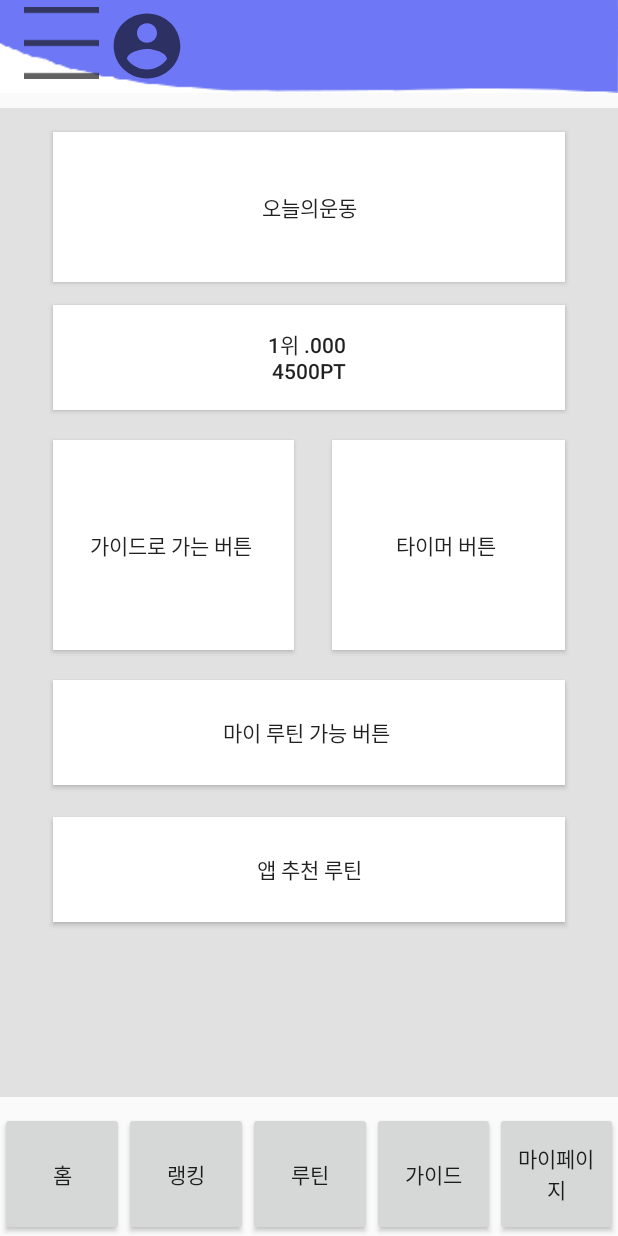
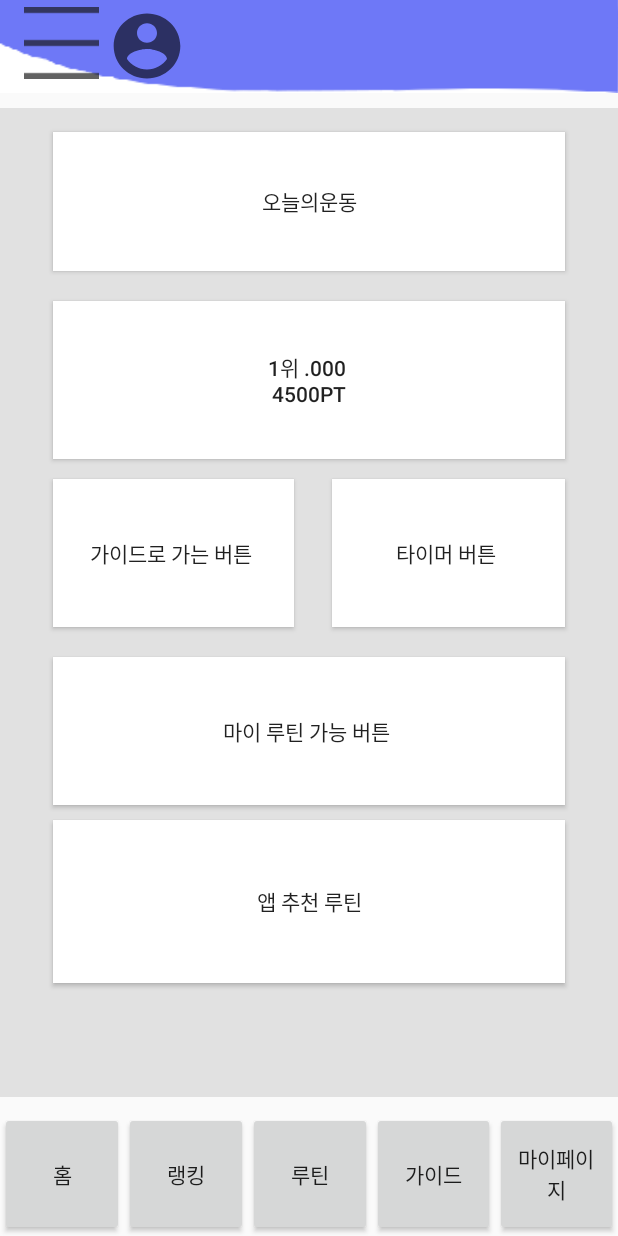
Before and after one commit to jhlsuper/smu_HomeTraining, an Android app: the HomeFragment screen opened directly, with no data from a screen before it, on a phone screen of 412 x 824 dp. Run offline under Robolectric (Android 15) with nearby library versions, the phone set to English and light mode, and no system bars; our stand-ins replace Volley; libraries missing offline, so code that uses them is left out: com.google.mlkit.common; network calls fail.

Commit message:
메인 화면 화면 비율대로 버튼 크기 바뀜 적용

```diff
--- a/app/src/main/java/com/example/mlkit_pose/JSP.kt
+++ b/app/src/main/java/com/example/mlkit_pose/JSP.kt
@@ -10,7 +10,7 @@ import kotlinx.android.synthetic.main.fragment_login.*
 
 class JSP {
     companion object {
-        private val Jsp_Url = ""  //git pull 받으면 이거 고쳐서 쓸것!
+        private val Jsp_Url = "http://13.125.243.95:8080/\n"  //git pull 받으면 이거 고쳐서 쓸것!
 
         fun getLoginURL(inputId:String, inputPw:String):String{
             val url = Jsp_Url+"Login.jsp?userId=${inputId}&userPwd=${inputPw}"
--- a/app/src/main/res/layout/fragment_main.xml
+++ b/app/src/main/res/layout/fragment_main.xml
@@ -6,9 +6,9 @@
     android:layout_width="match_parent"
     android:layout_height="match_parent"
     android:background="@color/gray"
-    tools:context=".fragment.HomeFragment"
+    android:clickable="true"
     android:focusable="true"
-    android:clickable="true">
+    tools:context=".fragment.HomeFragment">
 
     <androidx.constraintlayout.widget.Guideline
         android:id="@+id/guideline2"
@@ -19,18 +19,18 @@
         app:layout_constraintGuide_percent="0.9" />
 
 
-
     <Button
         android:id="@+id/btn_home_daily"
         android:layout_width="0dp"
-        android:layout_height="100dp"
+        android:layout_height="0dp"
         android:layout_marginStart="35dp"
         android:layout_marginTop="16dp"
-
         android:layout_marginEnd="35dp"
+        android:layout_marginBottom="10dp"
         android:background="@color/white"
         android:shadowColor="@color/gray"
         android:text="오늘의운동"
+        app:layout_constraintBottom_toTopOf="@+id/guideline18"
         app:layout_constraintEnd_toEndOf="parent"
         app:layout_constraintHorizontal_bias="0.0"
         app:layout_constraintStart_toStartOf="parent"
@@ -39,93 +39,124 @@
     <Button
         android:id="@+id/btn_home_ranking"
         android:layout_width="0dp"
-        android:layout_height="70dp"
+        android:layout_height="0dp"
         android:layout_marginStart="35dp"
-        android:layout_marginTop="15dp"
+        android:layout_marginTop="10dp"
         android:layout_marginEnd="35dp"
-
+        android:layout_marginBottom="3dp"
         android:background="@color/white"
         android:shadowColor="@color/gray"
         android:text="1위 .000 \n 4500pt "
+        app:layout_constraintBottom_toTopOf="@id/guideline36"
         app:layout_constraintEnd_toEndOf="parent"
         app:layout_constraintHorizontal_bias="0.0"
         app:layout_constraintStart_toStartOf="parent"
-        app:layout_constraintTop_toBottomOf="@+id/btn_home_daily" />
+        app:layout_constraintTop_toBottomOf="@id/guideline18"
+        tools:layout_editor_absoluteY="127dp" />
 
     <Button
         android:id="@+id/btn_home_guide"
         android:layout_width="0dp"
-        android:layout_height="140dp"
-
+        android:layout_height="0dp"
         android:layout_marginStart="35dp"
-        android:layout_marginTop="20dp"
+        android:layout_marginTop="10dp"
         android:layout_marginEnd="10dp"
+        android:layout_marginBottom="10dp"
         android:background="@color/white"
         android:shadowColor="@color/gray"
         android:text="가이드로 가는 버튼
 "
+        app:layout_constraintBottom_toTopOf="@id/guideline54"
         app:layout_constraintEnd_toStartOf="@+id/guideline4"
         app:layout_constraintHorizontal_bias="1.0"
         app:layout_constraintStart_toStartOf="@+id/guideline5"
-        app:layout_constraintTop_toBottomOf="@+id/btn_home_ranking" />
+        app:layout_constraintTop_toBottomOf="@id/guideline36"
+        tools:layout_editor_absoluteY="274dp" />
 
     <Button
         android:id="@+id/btn_home_timer"
         android:layout_width="0dp"
-        android:layout_height="140dp"
-
+        android:layout_height="0dp"
         android:layout_marginStart="15dp"
-        android:layout_marginTop="20dp"
+        android:layout_marginTop="10dp"
         android:layout_marginEnd="35dp"
+        android:layout_marginBottom="10dp"
         android:background="@color/white"
         android:shadowColor="@color/gray"
         android:text="타이머 버튼
 "
+        app:layout_constraintBottom_toTopOf="@id/guideline54"
         app:layout_constraintEnd_toEndOf="parent"
         app:layout_constraintHorizontal_bias="0.0"
         app:layout_constraintStart_toStartOf="@+id/guideline4"
-        app:layout_constraintTop_toBottomOf="@+id/btn_home_ranking" />
+        app:layout_constraintTop_toBottomOf="@id/guideline36"
+        tools:layout_editor_absoluteY="274dp" />
 
     <Button
         android:id="@+id/btn_home_routine"
         android:layout_width="0dp"
-        android:layout_height="70dp"
+        android:layout_height="0dp"
         android:layout_marginStart="35dp"
-        android:layout_marginTop="20dp"
-
+        android:layout_marginTop="10dp"
         android:layout_marginEnd="35dp"
+        android:layout_marginBottom="10dp"
         android:background="@color/white"
         android:shadowColor="@color/gray"
         android:text="마이 루틴 가능 버튼 "
+        app:layout_constraintBottom_toTopOf="@id/guideline72"
         app:layout_constraintEnd_toEndOf="parent"
         app:layout_constraintHorizontal_bias="0.0"
         app:layout_constraintStart_toStartOf="parent"
-        app:layout_constraintTop_toBottomOf="@+id/btn_home_guide" />
+        app:layout_constraintTop_toBottomOf="@id/guideline54"
+        tools:layout_editor_absoluteY="405dp" />
 
     <Button
         android:id="@+id/btn_home_app_routine"
         android:layout_width="0dp"
-        android:layout_height="70dp"
+        android:layout_height="0dp"
+        app:layout_constraintTop_toBottomOf="@id/guideline72"
         android:layout_marginStart="35dp"
-
-        android:layout_marginTop="20dp"
         android:layout_marginEnd="35dp"
+        android:layout_marginBottom="10dp"
         android:background="@color/white"
         android:shadowColor="@color/gray"
         android:text="앱 추천 루틴"
-        app:layout_constraintBottom_toTopOf="@+id/guideline2"
+
+
+        app:layout_constraintBottom_toTopOf="@id/guideline2"
         app:layout_constraintEnd_toEndOf="parent"
-        app:layout_constraintHorizontal_bias="0.0"
-        app:layout_constraintStart_toStartOf="parent"
-        app:layout_constraintTop_toBottomOf="@+id/btn_home_routine"
-        app:layout_constraintVertical_bias="0.032" />
+        app:layout_constraintHorizontal_bias="1.0"
+
+        app:layout_constraintStart_toStartOf="parent" />
 
     <androidx.constraintlayout.widget.Guideline
-        android:id="@+id/guideline3"
+        android:id="@+id/guideline18"
         android:layout_width="wrap_content"
         android:layout_height="wrap_content"
         android:orientation="horizontal"
-        app:layout_constraintGuide_begin="88dp" />
+        app:layout_constraintGuide_percent="0.18" />
+
+    <androidx.constraintlayout.widget.Guideline
+        android:id="@+id/guideline36"
+        android:layout_width="wrap_content"
+        android:layout_height="wrap_content"
+        android:orientation="horizontal"
+        app:layout_constraintGuide_percent="0.36" />
+
+    <androidx.constraintlayout.widget.Guideline
+        android:id="@+id/guideline54"
+        android:layout_width="wrap_content"
+        android:layout_height="wrap_content"
+        android:orientation="horizontal"
+        app:layout_constraintGuide_percent="0.54" />
+
+    <androidx.constraintlayout.widget.Guideline
+        android:id="@+id/guideline72"
+        android:layout_width="wrap_content"
+        android:layout_height="wrap_content"
+        android:orientation="horizontal"
+        app:layout_constraintGuide_percent="0.72" />
+
 
     <androidx.constraintlayout.widget.Guideline
         android:id="@+id/guideline4"
@@ -149,6 +180,4 @@
         app:layout_constraintGuide_percent="1.0" />
 
 
-
-
 </androidx.constraintlayout.widget.ConstraintLayout>
```
